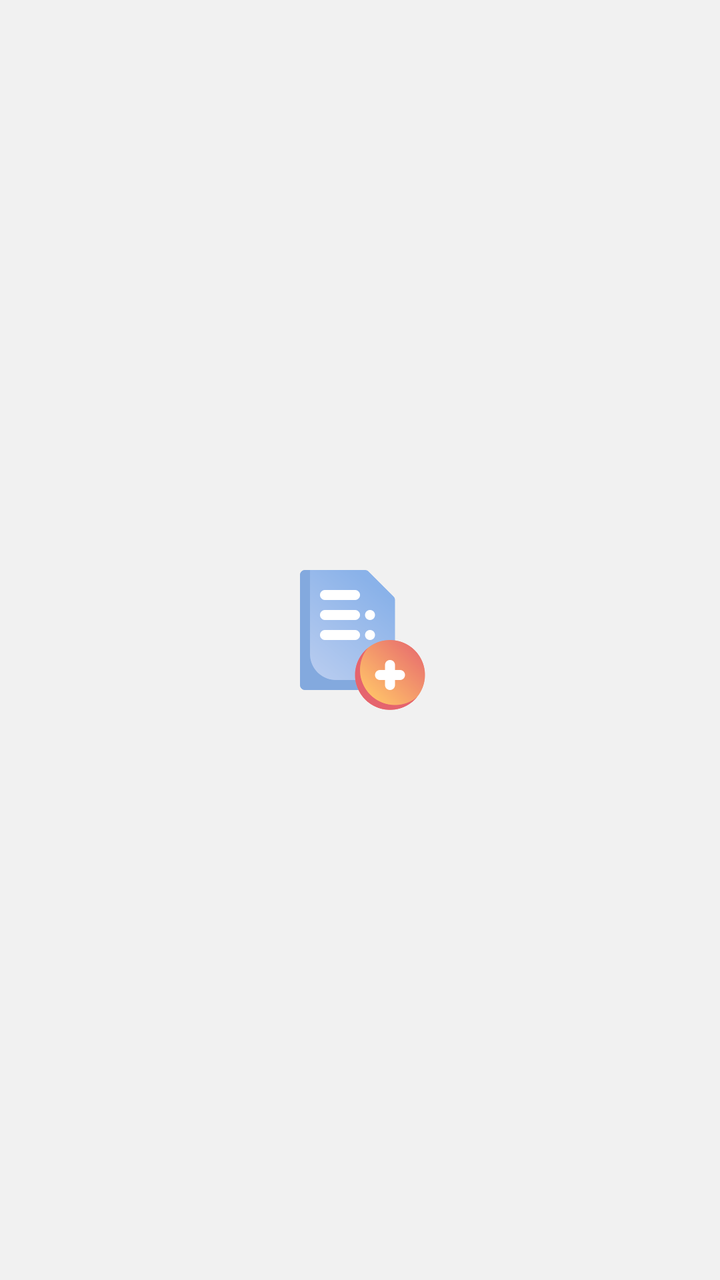
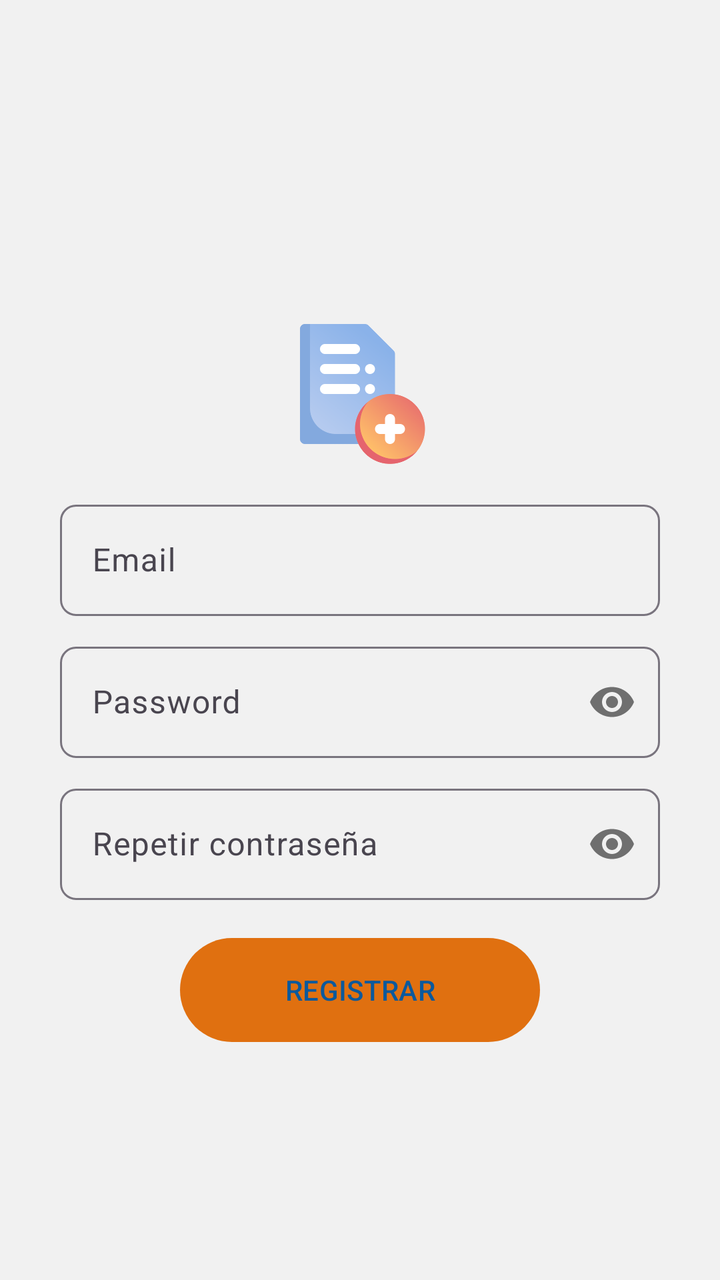

Before-and-after screenshots of an Android layout around one commit, followed by the original layout XML and the change that was made.
<!-- AndroidManifest.xml: application theme Theme.Cinetopia -->
<!-- res/layout/activity_registro_email.xml -->
<?xml version="1.0" encoding="utf-8"?>
<RelativeLayout xmlns:android="http://schemas.android.com/apk/res/android"
    xmlns:app="http://schemas.android.com/apk/res-auto"
    xmlns:tools="http://schemas.android.com/tools"
    android:id="@+id/main"
    android:layout_width="match_parent"
    android:layout_height="match_parent"
    tools:context=".Registro_email">

    <androidx.appcompat.widget.LinearLayoutCompat
        android:layout_width="match_parent"
        android:layout_height="match_parent"
        android:orientation="vertical"
        android:padding="30dp"
        android:gravity="center"
        >
        
        <ImageView
            android:src="@drawable/registro"
            android:layout_width="80dp"
            android:layout_height="80dp"
        />

    </androidx.appcompat.widget.LinearLayoutCompat>

</RelativeLayout>
<!-- resources referenced by this layout -->
<resources>
  <!-- drawable registro: png bitmap (drawable, 28465 bytes) -->
  <style name="Theme.Cinetopia" parent="Base.Theme.Cinetopia" />
  <style name="Base.Theme.Cinetopia" parent="Theme.Material3.DayNight.NoActionBar">
          
          
          <item name="colorPrimary">@color/orange</item>
          <item name="colorOnPrimary">@color/blue</item>
          <item name="colorSurface">@color/black</item>
          <item name="android:windowBackground">@color/white</item>
      </style>
  <color name="orange">#E07010</color>
  <color name="blue">#0B599C</color>
  <color name="black">#222222</color>
  <color name="white">#F1F1F1</color>
</resources>

<!-- the commit's change to res/layout/activity_registro_email.xml (unified diff, before → after) -->
@@ -14,13 +14,93 @@
         android:padding="30dp"
         android:gravity="center"
         >
+
+        <TextView
+            android:id="@+id/Txt_registro"
+            android:textStyle="bold"
+            android:textSize="20sp"
+            android:layout_width="wrap_content"
+            android:layout_height="wrap_content"
+        />
         
         <ImageView
+            android:layout_marginTop="15dp"
             android:src="@drawable/registro"
             android:layout_width="80dp"
             android:layout_height="80dp"
         />
 
+        
+        <com.google.android.material.textfield.TextInputLayout
+            android:layout_width="match_parent"
+            android:layout_height="wrap_content"
+            android:layout_marginTop="10dp"
+            app:boxCornerRadiusBottomStart="8dp"
+            app:boxCornerRadiusTopEnd="8dp"
+            app:boxCornerRadiusBottomEnd="8dp"
+            app:boxCornerRadiusTopStart="8dp">
+
+            <EditText
+                android:id="@+id/Et_email"
+                android:hint="@string/Et_email"
+                android:inputType="textEmailAddress"
+                android:layout_width="match_parent"
+                android:layout_height="wrap_content"
+            />
+
+        </com.google.android.material.textfield.TextInputLayout>
+
+        
+        <com.google.android.material.textfield.TextInputLayout
+            android:layout_width="match_parent"
+            android:layout_height="wrap_content"
+            android:layout_marginTop="10dp"
+            app:boxCornerRadiusBottomStart="8dp"
+            app:boxCornerRadiusTopEnd="8dp"
+            app:boxCornerRadiusBottomEnd="8dp"
+            app:boxCornerRadiusTopStart="8dp"
+            app:passwordToggleEnabled="true">
+
+            <EditText
+                android:id="@+id/Et_password"
+                android:hint="@string/Et_password"
+                android:inputType="textPassword"
+                android:layout_width="match_parent"
+                android:layout_height="wrap_content"
+            />
+
+        </com.google.android.material.textfield.TextInputLayout>
+
+        
+        <com.google.android.material.textfield.TextInputLayout
+            android:layout_width="match_parent"
+            android:layout_height="wrap_content"
+            android:layout_marginTop="10dp"
+            app:boxCornerRadiusBottomStart="8dp"
+            app:boxCornerRadiusTopEnd="8dp"
+            app:boxCornerRadiusBottomEnd="8dp"
+            app:boxCornerRadiusTopStart="8dp"
+            app:passwordToggleEnabled="true">
+
+            <EditText
+                android:id="@+id/Et_r_password"
+                android:hint="@string/Er_r_password"
+                android:inputType="textPassword"
+                android:layout_width="match_parent"
+                android:layout_height="wrap_content"
+                />
+
+        </com.google.android.material.textfield.TextInputLayout>
+
+        <com.google.android.material.button.MaterialButton
+            android:id="@+id/Btn_registrar"
+            android:text="@string/Btn_registrar"
+            android:textAllCaps="true"
+            android:layout_marginTop="15dp"
+            android:layout_width="180dp"
+            android:layout_height="60dp"
+        />
+        
     </androidx.appcompat.widget.LinearLayoutCompat>
 
 </RelativeLayout>
<!-- resource entries referenced after the edit -->
@@ -1,6 +1,10 @@
 <!-- resources referenced by this layout -->
 <resources>
   <!-- drawable registro: png bitmap (drawable, 28465 bytes) -->
+  <string name="Btn_registrar">Registrar</string>
+  <string name="Er_r_password">Repetir contraseña</string>
+  <string name="Et_email">Email</string>
+  <string name="Et_password">Password</string>
   <style name="Theme.Cinetopia" parent="Base.Theme.Cinetopia" />
   <style name="Base.Theme.Cinetopia" parent="Theme.Material3.DayNight.NoActionBar">
           
